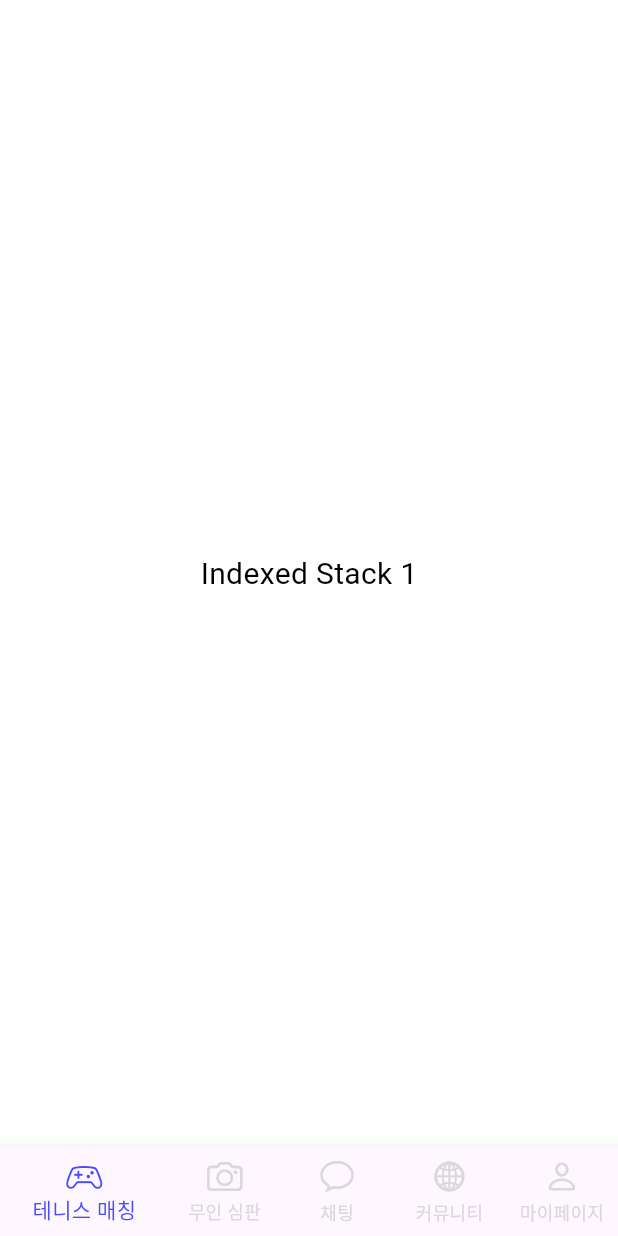
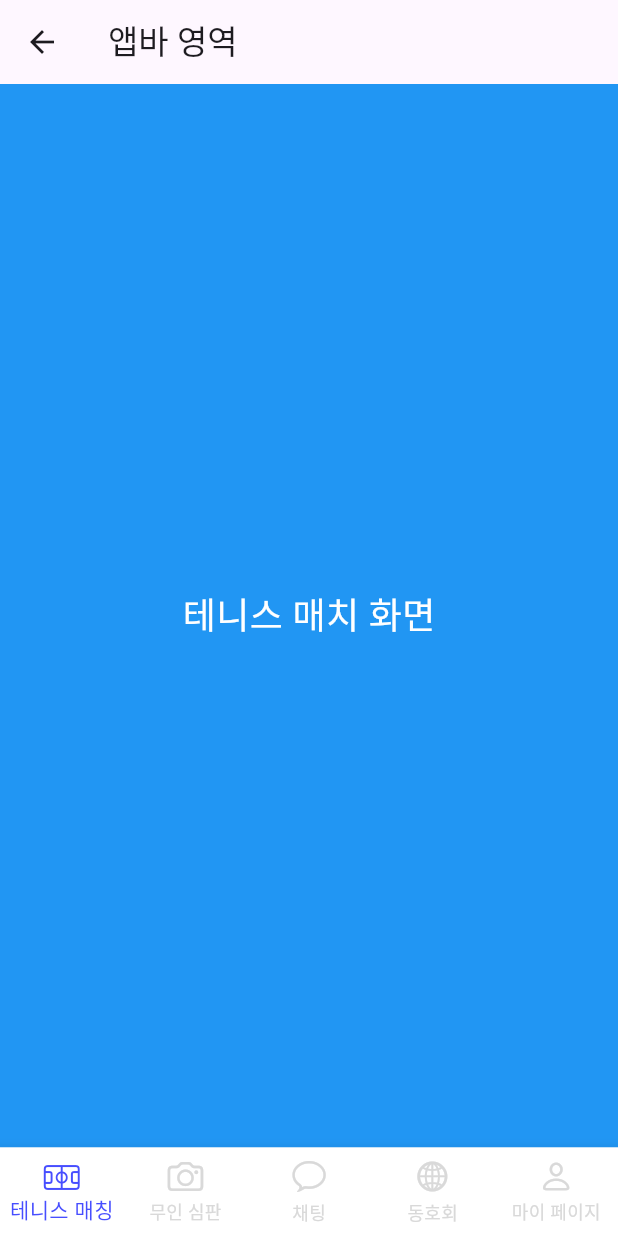
Before and after one commit to rladudcks/CapstoneDesign, a Flutter app: the screen it shows after launch, after a tap on "로그인", on a phone screen of 412 x 824 dp. Run offline on Flutter 3.47's test engine with Material 3 defaults, Android fonts, the phone set to English and light mode, and no system bars; our stand-ins replace flutter_card_swiper, flutter_svg; missing offline and left inert: mongo_dart.

Commit message:
feat:default screens created / rename: lib directory organized

```diff
--- /dev/null
+++ b/lib/general_user/main_screens.dart
@@ -0,0 +1,54 @@
+import 'package:flutter/cupertino.dart';
+import 'package:flutter/material.dart';
+import 'package:tennis_login/screens/chatting/chatting_screen.dart';
+import 'package:tennis_login/screens/club/club_screen.dart';
+import 'package:tennis_login/screens/match/tennis_match_screen.dart';
+import 'package:tennis_login/screens/my_page/my_page.dart';
+import 'package:tennis_login/screens/referee/referee_screen.dart';
+
+class MainScreens extends StatefulWidget {
+  @override
+  _MainScreensState createState() => _MainScreensState();
+}
+
+class _MainScreensState extends State<MainScreens> {
+  int _selectedIndex = 0;
+
+  @override
+  Widget build(BuildContext context) {
+    return Scaffold(
+      body: IndexedStack(
+        index: _selectedIndex,
+        children: [
+          TennisMatchScreen(),
+          RefereeScreen(),
+          ChattingScreen(),
+          ClubScreen(),
+          MyPageScreen(),
+        ],
+      ),
+      bottomNavigationBar: BottomNavigationBar(
+        backgroundColor: Colors.white,
+        type: BottomNavigationBarType.fixed,
+        currentIndex: _selectedIndex,
+        onTap: (index) {
+          setState(() {
+            _selectedIndex = index;
+          });
+        },
+        items: [
+          const BottomNavigationBarItem(
+              label: '테니스 매칭', icon: Icon(CupertinoIcons.sportscourt)),
+          const BottomNavigationBarItem(
+              label: '무인 심판', icon: Icon(CupertinoIcons.camera)),
+          const BottomNavigationBarItem(
+              label: '채팅', icon: Icon(CupertinoIcons.chat_bubble)),
+          const BottomNavigationBarItem(
+              label: '동호회', icon: Icon(CupertinoIcons.globe)),
+          const BottomNavigationBarItem(
+              label: '마이 페이지', icon: Icon(CupertinoIcons.person)),
+        ],
+      ),
+    );
+  }
+}
--- a/lib/general_user/tennis_match.dart
+++ /dev/null
@@ -1,106 +0,0 @@
-import 'package:flutter/cupertino.dart';
-import 'package:flutter/material.dart';
-
-class TennisMatch extends StatefulWidget {
-  @override
-  _TennisMatchState createState() => _TennisMatchState();
-}
-
-class _TennisMatchState extends State<TennisMatch> {
-  int _selectedIndex = 0;
-
-  @override
-  Widget build(BuildContext context) {
-    return Scaffold(
-      body: IndexedStack(
-        index: _selectedIndex,
-        children: [
-          Container(
-            color: Colors.blue[10],
-            child: Center(
-              child: Text(
-                'Indexed Stack 1',
-                style: TextStyle(fontSize: 20, color: Colors.black),
-              ),
-            ),
-          ),
-          Container(
-            color: Colors.blue[10],
-            child: Center(
-              child: Text(
-                'Indexed Stack 2',
-                style: TextStyle(fontSize: 20, color: Colors.black),
-              ),
-            ),
-          ),
-          Container(
-            color: Colors.blue[10],
-            child: Center(
-              child: Text(
-                'Indexed Stack 3',
-                style: TextStyle(fontSize: 20, color: Colors.black),
-              ),
-            ),
-          ),
-          Container(
-            color: Colors.blue[10],
-            child: Center(
-              child: Text(
-                'Indexed Stack 4',
-                style: TextStyle(fontSize: 20, color: Colors.black),
-              ),
-            ),
-          ),
-          Container(
-            color: Colors.blue[10],
-            child: Center(
-              child: Text(
-                'Indexed Stack 5',
-                style: TextStyle(fontSize: 20, color: Colors.black),
-              ),
-            ),
-          ),
-        ],
-      ),
-      bottomNavigationBar: BottomNavigationBar(
-          items: [
-            BottomNavigationBarItem(
-              label: '테니스 매칭',
-              icon: Icon(
-                CupertinoIcons.game_controller,
-              ),
-            ),
-            BottomNavigationBarItem(
-              label: '무인 심판',
-              icon: Icon(
-                CupertinoIcons.camera,
-              ),
-            ),
-            BottomNavigationBarItem(
-              label: '채팅',
-              icon: Icon(
-                CupertinoIcons.chat_bubble,
-              ),
-            ),
-            BottomNavigationBarItem(
-              label: '커뮤니티',
-              icon: Icon(
-                CupertinoIcons.globe,
-              ),
-            ),
-            BottomNavigationBarItem(
-              label: '마이페이지',
-              icon: Icon(
-                CupertinoIcons.person,
-              ),
-            ),
-          ],
-          onTap: (index) {
-            setState(() {
-              _selectedIndex = index;
-            });
-          },
-          currentIndex: _selectedIndex),
-    );
-  }
-}
--- a/lib/login_and_signup/LogIn.dart
+++ b/lib/login_and_signup/LogIn.dart
@@ -2,7 +2,7 @@ import 'package:flutter/cupertino.dart';
 import 'package:flutter/material.dart';
 import 'package:flutter/widgets.dart';
 import 'package:http/http.dart' as http;
-import 'package:tennis_login/general_user/tennis_match.dart';
+import 'package:tennis_login/general_user/main_screens.dart';
 import 'package:tennis_login/login_and_signup/find_id.dart';
 import 'package:tennis_login/login_and_signup/find_pw.dart';
 import 'package:tennis_login/login_and_signup/sign_up.dart';
@@ -255,7 +255,7 @@ class _LogInState extends State<LogIn> {
                     borderRadius: BorderRadius.circular(20))),
             onPressed: () {
               Navigator.push(context,
-                  MaterialPageRoute(builder: (context) => TennisMatch()));
+                  MaterialPageRoute(builder: (context) => MainScreens()));
               // if (user_formKey.currentState!.validate()) {
               //   save();
               //   //로그인 성공 시 사용자 메인화면으로 이동
--- /dev/null
+++ b/lib/screens/chatting/chatting_screen.dart
@@ -0,0 +1,25 @@
+import 'package:flutter/material.dart';
+
+class ChattingScreen extends StatelessWidget {
+  @override
+  Widget build(BuildContext context) {
+    return Scaffold(
+      appBar: AppBar(
+        title: Text('앱바 영역'),
+      ),
+      body: Container(
+        color: Colors.deepPurpleAccent,
+        child: Center(
+          child: Text(
+            '채팅 화면',
+            style: TextStyle(
+              fontSize: 24,
+              color: Colors.white,
+              //추후 textTheme().displayMedium, 처리해야함
+            ),
+          ),
+        ),
+      ),
+    );
+  }
+}
--- /dev/null
+++ b/lib/screens/club/club_screen.dart
@@ -0,0 +1,25 @@
+import 'package:flutter/material.dart';
+
+class ClubScreen extends StatelessWidget {
+  @override
+  Widget build(BuildContext context) {
+    return Scaffold(
+      appBar: AppBar(
+        title: Text('앱바 영역'),
+      ),
+      body: Container(
+        color: Colors.blueGrey,
+        child: Center(
+          child: Text(
+            '동호회 화면',
+            style: TextStyle(
+              fontSize: 24,
+              color: Colors.white,
+              //추후 textTheme().displayMedium, 처리해야함
+            ),
+          ),
+        ),
+      ),
+    );
+  }
+}
--- /dev/null
+++ b/lib/screens/match/tennis_match_screen.dart
@@ -0,0 +1,26 @@
+import 'package:flutter/material.dart';
+import 'package:flutter_card_swiper/flutter_card_swiper.dart';
+
+class TennisMatchScreen extends StatelessWidget {
+  @override
+  Widget build(BuildContext context) {
+    return Scaffold(
+      appBar: AppBar(
+        title: Text('앱바 영역'),
+      ),
+      body: Container(
+        color: Colors.blue,
+        child: Center(
+          child: Text(
+            '테니스 매치 화면',
+            style: TextStyle(
+              fontSize: 24,
+              color: Colors.white,
+              //추후 textTheme().displayMedium, 처리해야함
+            ),
+          ),
+        ),
+      ),
+    );
+  }
+}
--- /dev/null
+++ b/lib/screens/my_page/my_page.dart
@@ -0,0 +1,25 @@
+import 'package:flutter/material.dart';
+
+class MyPageScreen extends StatelessWidget {
+  @override
+  Widget build(BuildContext context) {
+    return Scaffold(
+      appBar: AppBar(
+        title: Text('앱바 영역'),
+      ),
+      body: Container(
+        color: Colors.indigoAccent,
+        child: Center(
+          child: Text(
+            '마이 페이지 화면',
+            style: TextStyle(
+              fontSize: 24,
+              color: Colors.white,
+              //추후 textTheme().displayMedium, 처리해야함
+            ),
+          ),
+        ),
+      ),
+    );
+  }
+}
--- /dev/null
+++ b/lib/screens/referee/referee_screen.dart
@@ -0,0 +1,25 @@
+import 'package:flutter/material.dart';
+
+class RefereeScreen extends StatelessWidget {
+  @override
+  Widget build(BuildContext context) {
+    return Scaffold(
+      appBar: AppBar(
+        title: Text('앱바 영역'),
+      ),
+      body: Container(
+        color: Colors.green,
+        child: Center(
+          child: Text(
+            '무인 심판 화면',
+            style: TextStyle(
+              fontSize: 24,
+              color: Colors.white,
+              //추후 textTheme().displayMedium, 처리해야함
+            ),
+          ),
+        ),
+      ),
+    );
+  }
+}
--- a/pubspec.yaml
+++ b/pubspec.yaml
@@ -37,6 +37,7 @@ dependencies:
   cupertino_icons: ^1.0.6
   mongo_dart: ^0.10.1
   flutter_svg: ^2.0.10+1
+  flutter_card_swiper: ^7.0.1
 
 dev_dependencies:
   flutter_test:
```
Also changed, not shown: pubspec.lock, 19 other files.
